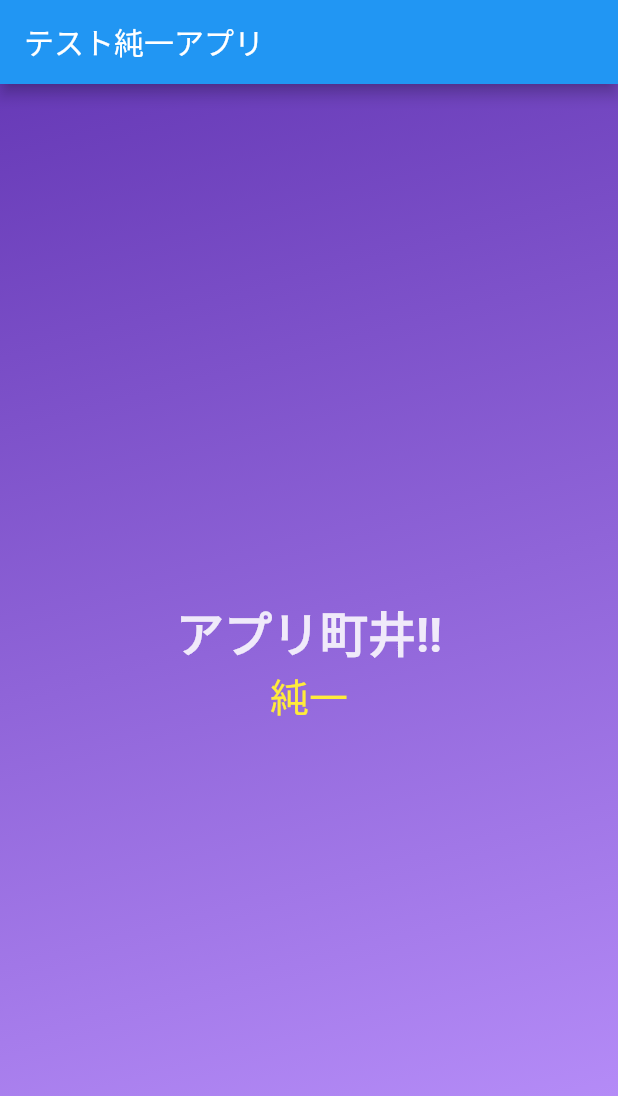
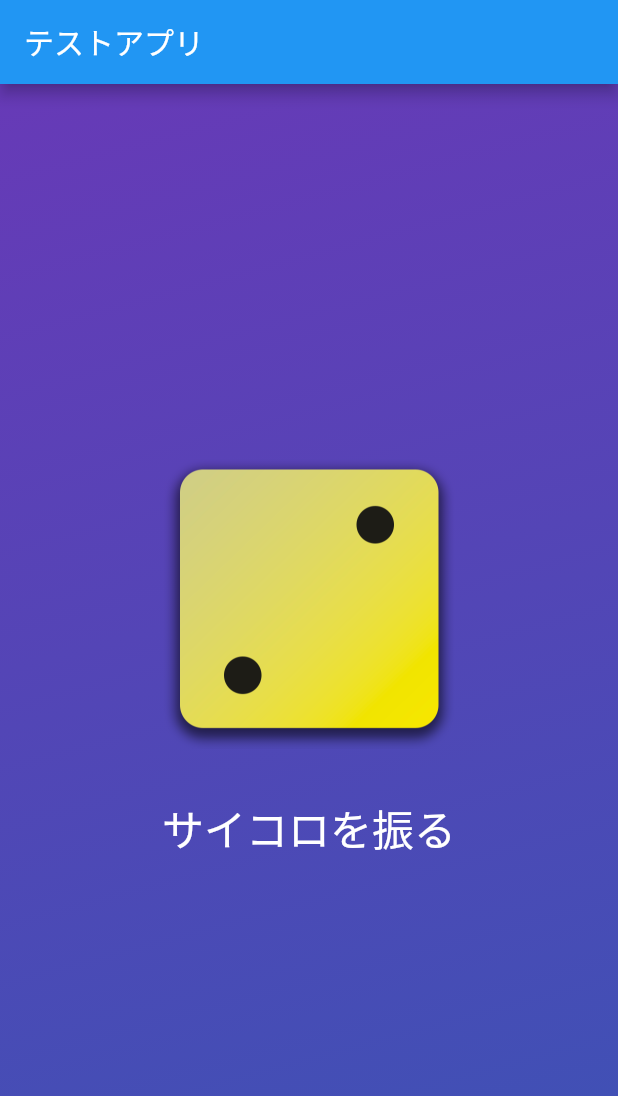
Before and after one commit to Junichi-Machii/flutter-training-udemy, a Flutter app: the screen it shows after launch, on a phone screen of 412 x 824 dp. Shown: the top 1096 px of the screen. Run offline on Flutter 3.47's test engine with Material 2 defaults, Android fonts, the phone set to English and light mode, and no system bars.

Commit message:
app comp

```diff
--- /dev/null
+++ b/lib/dice_roller.dart
@@ -0,0 +1,51 @@
+import 'dart:math';
+
+import 'package:flutter/material.dart';
+final randomizer = Random();
+
+class DiceRoller extends StatefulWidget {
+  const DiceRoller({super.key});
+
+  @override
+  State<DiceRoller> createState() {
+    return _DiceRollerState();
+  }
+}
+
+
+class _DiceRollerState extends State<DiceRoller> {
+  var currentDiceRoll = 2;
+
+  void rollDice() {
+    setState(() {
+      currentDiceRoll = randomizer.nextInt(6) + 1;
+    });
+  }
+
+  @override
+  Widget build(context) {
+    return Column(
+      mainAxisSize: MainAxisSize.min,
+      children: [
+        Image.asset(
+          'assets/images/dice-$currentDiceRoll.png',
+          width: 200,
+        ),
+        const SizedBox(height: 25),
+        TextButton(
+          onPressed: rollDice,
+          style: TextButton.styleFrom(
+            // padding: const EdgeInsets.only(
+            //   top: 20,
+            // ),
+            foregroundColor: Colors.white,
+            textStyle: const TextStyle(
+              fontSize: 28,
+            ),
+          ),
+          child: const Text('サイコロを振る'),
+        ),
+      ],
+    );
+  }
+}
--- a/lib/gradient_container.dart
+++ b/lib/gradient_container.dart
@@ -1,29 +1,60 @@
 import 'package:flutter/material.dart';
 
-import 'package:first_app/text_column.dart';
+import 'package:first_app/dice_roller.dart';
 
-var startAlignment = Alignment.topLeft;
-var endAlignment = Alignment.bottomCenter;
+const startAlignment = Alignment.topLeft;
+const endAlignment = Alignment.bottomCenter;
 
 class GradientContainer extends StatelessWidget {
-  const GradientContainer({super.key});
+  const GradientContainer(
+    this.color1,
+    this.color2, {
+    super.key,
+  });
+
+  const GradientContainer.purple({super.key})
+      : color1 = Colors.deepPurple,
+        color2 = Colors.indigo;
+
+  final Color color1;
+  final Color color2;
 
   @override
   Widget build(context) {
     return Container(
-      decoration:  BoxDecoration(
+      decoration: BoxDecoration(
         gradient: LinearGradient(
-          colors: const [
-            Colors.deepPurple,
-            Color.fromARGB(255, 184, 143, 250),
-          ],
+          colors: [color1, color2],
           begin: startAlignment,
           end: endAlignment,
         ),
       ),
       child: const Center(
-        child: TextColumn() ,
+        child:  DiceRoller(),
       ),
     );
   }
 }
+
+
+// class GradientContainer extends StatelessWidget {
+//   const GradientContainer({super.key, required this.colors});
+
+//   final List<Color> colors;
+
+//   @override
+//   Widget build(context) {
+//     return Container(
+//       decoration: BoxDecoration(
+//         gradient: LinearGradient(
+//           colors:colors,
+//           begin: startAlignment,
+//           end: endAlignment,
+//         ),
+//       ),
+//       child: const Center(
+//         child: TextColumn('Hello world', "JUN"),
+//       ),
+//     );
+//   }
+// }
--- a/lib/main.dart
+++ b/lib/main.dart
@@ -7,9 +7,9 @@ void main(List<String> args) {
     MaterialApp(
       home: Scaffold(
         appBar: AppBar(
-          title: const Text("テスト純一アプリ"),
+          title: const Text("テストアプリ"),
         ),
-        body: const GradientContainer(),
+        body: const GradientContainer.purple(),
       ),
     ),
   );
--- a/lib/text_column.dart
+++ b/lib/text_column.dart
@@ -1,26 +1,29 @@
 import 'package:flutter/material.dart';
 
 class TextColumn extends StatelessWidget {
-  const TextColumn({super.key});
+  const TextColumn(this.text, this.headText, {super.key});
+
+  final String text;
+  final String headText;
 
   @override
   Widget build(context) {
     return Column(
       // crossAxisAlignment: CrossAxisAlignment.center,
       mainAxisSize: MainAxisSize.min,
-      children: const [
+      children: [
         Text(
-          'アプリ町井!!',
+          headText,
           textAlign: TextAlign.center,
-          style: TextStyle(
+          style: const TextStyle(
             color: Color.fromARGB(220, 255, 255, 255),
             fontWeight: FontWeight.w700,
             fontSize: 32,
           ),
         ),
         Text(
-          "純一",
-          style: TextStyle(
+          text,
+          style: const TextStyle(
             color: Colors.yellow,
             fontWeight: FontWeight.w500,
             fontSize: 26,
```
Also changed, not shown: pubspec.yaml (+9 -7 lines), assets/images/dice-1.png (added), assets/images/dice-2.png (added), assets/images/dice-3.png (added), assets/images/dice-4.png (added), assets/images/dice-5.png (added), assets/images/dice-6.png (added).
